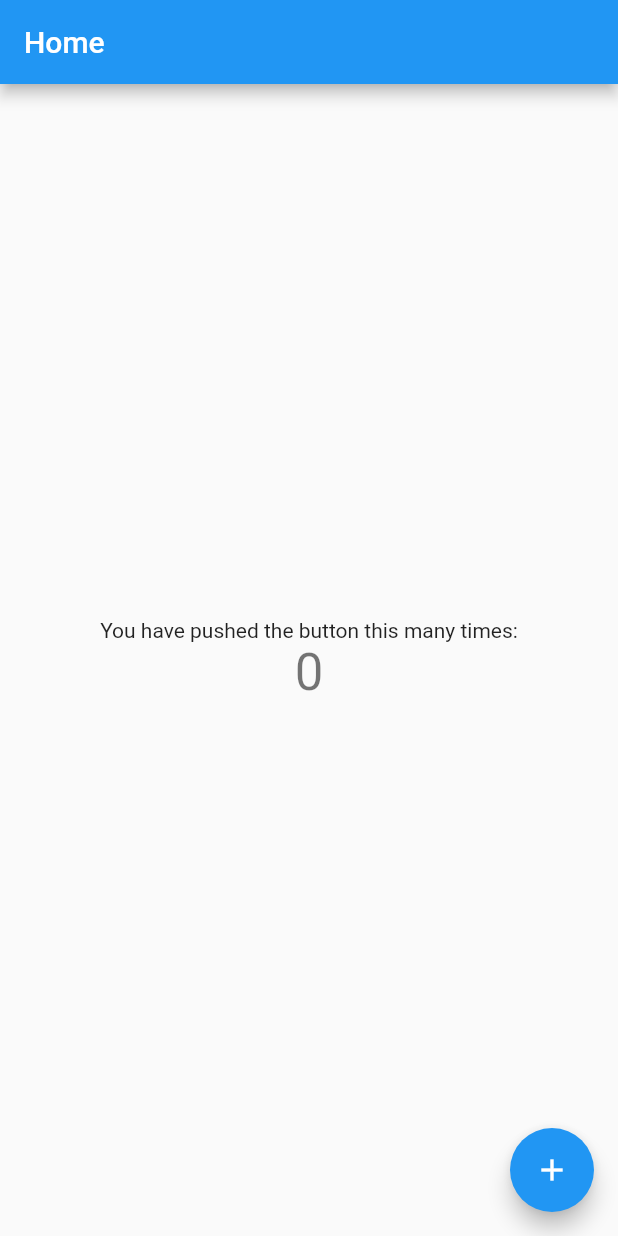
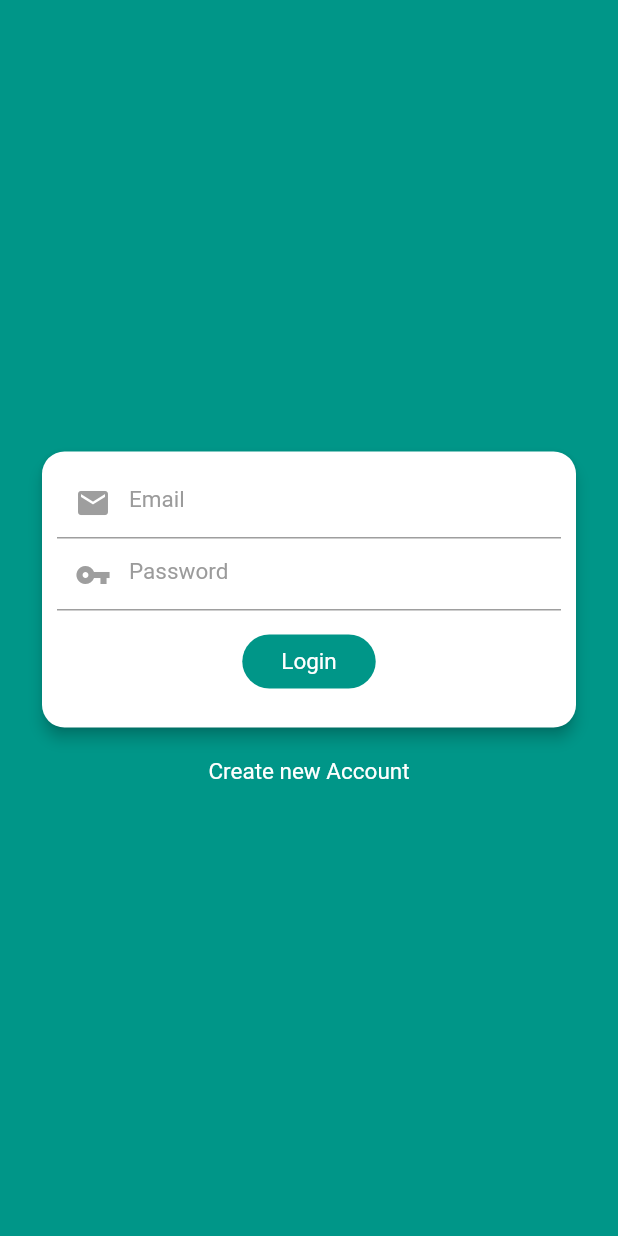
Before and after one commit to dafidpr/smart-farming, a Flutter app: the screen it shows after launch, on a phone screen of 412 x 824 dp. Run offline on Flutter 3.47's test engine with Material 2 defaults, Android fonts, the phone set to English and light mode, and no system bars; our stand-ins replace shared_preferences.

```diff
--- /dev/null
+++ b/lib/api/api.dart
@@ -0,0 +1,32 @@
+import 'dart:convert';
+import 'package:http/http.dart' as http;
+import 'package:shared_preferences/shared_preferences.dart';
+
+class Network {
+  final String _url = 'http://smartfarming.webmediadigital.com/api';
+  //if you are using android studio emulator, change localhost to 10.0.2.2
+  var token;
+
+  _getToken() async {
+    SharedPreferences localStorage = await SharedPreferences.getInstance();
+    token = jsonDecode(localStorage.getString('token'))['token'];
+  }
+
+  authData(data, apiUrl) async {
+    var fullUrl = _url + apiUrl;
+    return await http.post(fullUrl,
+        body: jsonEncode(data), headers: _setHeaders());
+  }
+
+  getData(apiUrl) async {
+    var fullUrl = _url + apiUrl;
+    await _getToken();
+    return await http.get(fullUrl, headers: _setHeaders());
+  }
+
+  _setHeaders() => {
+        'Content-type': 'application/json',
+        'Accept': 'application/json',
+        'Authorization': 'Bearer $token'
+      };
+}
--- a/lib/main.dart
+++ b/lib/main.dart
@@ -1,113 +1,55 @@
 import 'package:flutter/material.dart';
+import 'package:smart_farming_app/pages/login.dart';
+import 'package:smart_farming_app/pages/home.dart';
+import 'package:shared_preferences/shared_preferences.dart';
 
-void main() {
-  runApp(MyApp());
-}
+void main() => runApp(MyApp());
 
 class MyApp extends StatelessWidget {
   // This widget is the root of your application.
   @override
   Widget build(BuildContext context) {
     return MaterialApp(
-      title: 'Flutter Demo',
-      theme: ThemeData(
-        // This is the theme of your application.
-        //
-        // Try running your application with "flutter run". You'll see the
-        // application has a blue toolbar. Then, without quitting the app, try
-        // changing the primarySwatch below to Colors.green and then invoke
-        // "hot reload" (press "r" in the console where you ran "flutter run",
-        // or simply save your changes to "hot reload" in a Flutter IDE).
-        // Notice that the counter didn't reset back to zero; the application
-        // is not restarted.
-        primarySwatch: Colors.blue,
-      ),
-      home: MyHomePage(title: 'Home'),
+      title: 'Test App',
+      debugShowCheckedModeBanner: false,
+      home: CheckAuth(),
     );
   }
 }
 
-class MyHomePage extends StatefulWidget {
-  MyHomePage({Key key, this.title}) : super(key: key);
-
-  // This widget is the home page of your application. It is stateful, meaning
-  // that it has a State object (defined below) that contains fields that affect
-  // how it looks.
-
-  // This class is the configuration for the state. It holds the values (in this
-  // case the title) provided by the parent (in this case the App widget) and
-  // used by the build method of the State. Fields in a Widget subclass are
-  // always marked "final".
-
-  final String title;
-
+class CheckAuth extends StatefulWidget {
   @override
-  _MyHomePageState createState() => _MyHomePageState();
+  _CheckAuthState createState() => _CheckAuthState();
 }
 
-class _MyHomePageState extends State<MyHomePage> {
-  int _counter = 0;
+class _CheckAuthState extends State<CheckAuth> {
+  bool isAuth = false;
+  @override
+  void initState() {
+    _checkIfLoggedIn();
+    super.initState();
+  }
 
-  void _incrementCounter() {
-    setState(() {
-      // This call to setState tells the Flutter framework that something has
-      // changed in this State, which causes it to rerun the build method below
-      // so that the display can reflect the updated values. If we changed
-      // _counter without calling setState(), then the build method would not be
-      // called again, and so nothing would appear to happen.
-      _counter++;
-    });
+  void _checkIfLoggedIn() async {
+    SharedPreferences localStorage = await SharedPreferences.getInstance();
+    var token = localStorage.getString('token');
+    if (token != null) {
+      setState(() {
+        isAuth = true;
+      });
+    }
   }
 
   @override
   Widget build(BuildContext context) {
-    // This method is rerun every time setState is called, for instance as done
-    // by the _incrementCounter method above.
-    //
-    // The Flutter framework has been optimized to make rerunning build methods
-    // fast, so that you can just rebuild anything that needs updating rather
-    // than having to individually change instances of widgets.
+    Widget child;
+    if (isAuth) {
+      child = Home();
+    } else {
+      child = Login();
+    }
     return Scaffold(
-      appBar: AppBar(
-        // Here we take the value from the MyHomePage object that was created by
-        // the App.build method, and use it to set our appbar title.
-        title: Text(widget.title),
-      ),
-      body: Center(
-        // Center is a layout widget. It takes a single child and positions it
-        // in the middle of the parent.
-        child: Column(
-          // Column is also a layout widget. It takes a list of children and
-          // arranges them vertically. By default, it sizes itself to fit its
-          // children horizontally, and tries to be as tall as its parent.
-          //
-          // Invoke "debug painting" (press "p" in the console, choose the
-          // "Toggle Debug Paint" action from the Flutter Inspector in Android
-          // Studio, or the "Toggle Debug Paint" command in Visual Studio Code)
-          // to see the wireframe for each widget.
-          //
-          // Column has various properties to control how it sizes itself and
-          // how it positions its children. Here we use mainAxisAlignment to
-          // center the children vertically; the main axis here is the vertical
-          // axis because Columns are vertical (the cross axis would be
-          // horizontal).
-          mainAxisAlignment: MainAxisAlignment.center,
-          children: <Widget>[
-            Text(
-              'You have pushed the button this many times:',
-            ),
-            Text(
-              '$_counter',
-              style: Theme.of(context).textTheme.headline4,
-            ),
-          ],
-        ),
-      ),
-      floatingActionButton: FloatingActionButton(
-        onPressed: _incrementCounter,
-        tooltip: 'Increment',
-        child: Icon(Icons.add),
-      ), // This trailing comma makes auto-formatting nicer for build methods.
+      body: child,
     );
   }
 }
--- /dev/null
+++ b/lib/pages/login.dart
@@ -0,0 +1,195 @@
+import 'dart:convert';
+import 'package:flutter/material.dart';
+import 'package:smart_farming_app/api/api.dart';
+import 'package:smart_farming_app/pages/home.dart';
+import 'package:shared_preferences/shared_preferences.dart';
+import 'package:smart_farming_app/pages/register.dart';
+
+class Login extends StatefulWidget {
+  @override
+  _LoginState createState() => _LoginState();
+}
+
+class _LoginState extends State<Login> {
+  bool _isLoading = false;
+  final _formKey = GlobalKey<FormState>();
+  var email;
+  var password;
+  final _scaffoldKey = GlobalKey<ScaffoldState>();
+  _showMsg(msg) {
+    final snackBar = SnackBar(
+      content: Text(msg),
+      action: SnackBarAction(
+        label: 'Close',
+        onPressed: () {
+          // Some code to undo the change!
+        },
+      ),
+    );
+    _scaffoldKey.currentState.showSnackBar(snackBar);
+  }
+
+  @override
+  Widget build(BuildContext context) {
+    // Build a Form widget using the _formKey created above.
+    return Scaffold(
+      key: _scaffoldKey,
+      body: Container(
+        color: Colors.teal,
+        child: Stack(
+          children: <Widget>[
+            Positioned(
+              child: Padding(
+                padding: const EdgeInsets.all(8.0),
+                child: Column(
+                  mainAxisAlignment: MainAxisAlignment.center,
+                  children: <Widget>[
+                    Card(
+                      elevation: 4.0,
+                      color: Colors.white,
+                      margin: EdgeInsets.only(left: 20, right: 20),
+                      shape: RoundedRectangleBorder(
+                          borderRadius: BorderRadius.circular(15)),
+                      child: Padding(
+                        padding: const EdgeInsets.all(10.0),
+                        child: Form(
+                          key: _formKey,
+                          child: Column(
+                            mainAxisAlignment: MainAxisAlignment.center,
+                            children: <Widget>[
+                              TextFormField(
+                                style: TextStyle(color: Color(0xFF000000)),
+                                cursorColor: Color(0xFF9b9b9b),
+                                keyboardType: TextInputType.text,
+                                decoration: InputDecoration(
+                                  prefixIcon: Icon(
+                                    Icons.email,
+                                    color: Colors.grey,
+                                  ),
+                                  hintText: "Email",
+                                  hintStyle: TextStyle(
+                                      color: Color(0xFF9b9b9b),
+                                      fontSize: 15,
+                                      fontWeight: FontWeight.normal),
+                                ),
+                                validator: (emailValue) {
+                                  if (emailValue.isEmpty) {
+                                    return 'Please enter email';
+                                  }
+                                  email = emailValue;
+                                  return null;
+                                },
+                              ),
+                              TextFormField(
+                                style: TextStyle(color: Color(0xFF000000)),
+                                cursorColor: Color(0xFF9b9b9b),
+                                keyboardType: TextInputType.text,
+                                obscureText: true,
+                                decoration: InputDecoration(
+                                  prefixIcon: Icon(
+                                    Icons.vpn_key,
+                                    color: Colors.grey,
+                                  ),
+                                  hintText: "Password",
+                                  hintStyle: TextStyle(
+                                      color: Color(0xFF9b9b9b),
+                                      fontSize: 15,
+                                      fontWeight: FontWeight.normal),
+                                ),
+                                validator: (passwordValue) {
+                                  if (passwordValue.isEmpty) {
+                                    return 'Please enter some text';
+                                  }
+                                  password = passwordValue;
+                                  return null;
+                                },
+                              ),
+                              Padding(
+                                padding: const EdgeInsets.all(10.0),
+                                child: FlatButton(
+                                  child: Padding(
+                                    padding: EdgeInsets.only(
+                                        top: 8, bottom: 8, left: 10, right: 10),
+                                    child: Text(
+                                      _isLoading ? 'Proccessing...' : 'Login',
+                                      textDirection: TextDirection.ltr,
+                                      style: TextStyle(
+                                        color: Colors.white,
+                                        fontSize: 15.0,
+                                        decoration: TextDecoration.none,
+                                        fontWeight: FontWeight.normal,
+                                      ),
+                                    ),
+                                  ),
+                                  color: Colors.teal,
+                                  disabledColor: Colors.grey,
+                                  shape: new RoundedRectangleBorder(
+                                      borderRadius:
+                                          new BorderRadius.circular(20.0)),
+                                  onPressed: () {
+                                    if (_formKey.currentState.validate()) {
+                                      _login();
+                                    }
+                                  },
+                                ),
+                              ),
+                            ],
+                          ),
+                        ),
+                      ),
+                    ),
+                    Padding(
+                      padding: const EdgeInsets.only(top: 20),
+                      child: InkWell(
+                        onTap: () {
+                          Navigator.push(
+                              context,
+                              new MaterialPageRoute(
+                                  builder: (context) => Register()));
+                        },
+                        child: Text(
+                          'Create new Account',
+                          style: TextStyle(
+                            color: Colors.white,
+                            fontSize: 15.0,
+                            decoration: TextDecoration.none,
+                            fontWeight: FontWeight.normal,
+                          ),
+                        ),
+                      ),
+                    ),
+                  ],
+                ),
+              ),
+            )
+          ],
+        ),
+      ),
+    );
+  }
+
+  void _login() async {
+    setState(() {
+      _isLoading = true;
+    });
+    var data = {'email': email, 'password': password};
+
+    var res = await Network().authData(data, '/login');
+    var body = json.decode(res.body);
+    if (body['success']) {
+      SharedPreferences localStorage = await SharedPreferences.getInstance();
+      localStorage.setString('token', json.encode(body['token']));
+      localStorage.setString('user', json.encode(body['user']));
+      Navigator.push(
+        context,
+        new MaterialPageRoute(builder: (context) => Home()),
+      );
+    } else {
+      _showMsg(body['message']);
+    }
+
+    setState(() {
+      _isLoading = false;
+    });
+  }
+}
--- a/pubspec.yaml
+++ b/pubspec.yaml
@@ -18,7 +18,7 @@ publish_to: 'none' # Remove this line if you wish to publish to pub.dev
 version: 1.0.0+1
 
 environment:
-  sdk: ">=2.7.0 <3.0.0"
+  sdk: ">=2.6.0 <3.0.0"
 
 dependencies:
   flutter:
@@ -28,6 +28,8 @@ dependencies:
   # The following adds the Cupertino Icons font to your application.
   # Use with the CupertinoIcons class for iOS style icons.
   cupertino_icons: ^1.0.2
+  shared_preferences: ^0.5.6+1
+  http: ^0.12.0+4
 
 dev_dependencies:
   flutter_test:
```
Also changed, not shown: lib/pages/home.dart (added, +75 -0 lines), lib/pages/register.dart (added, +257 -0 lines), pubspec.lock.
